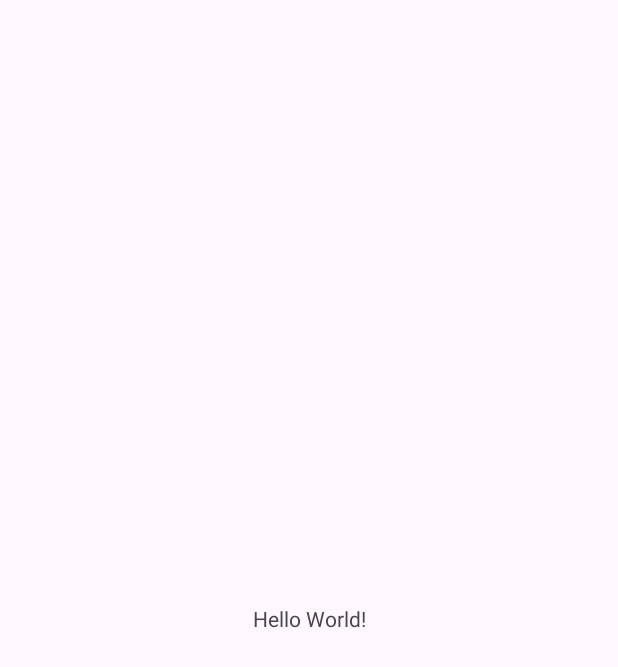
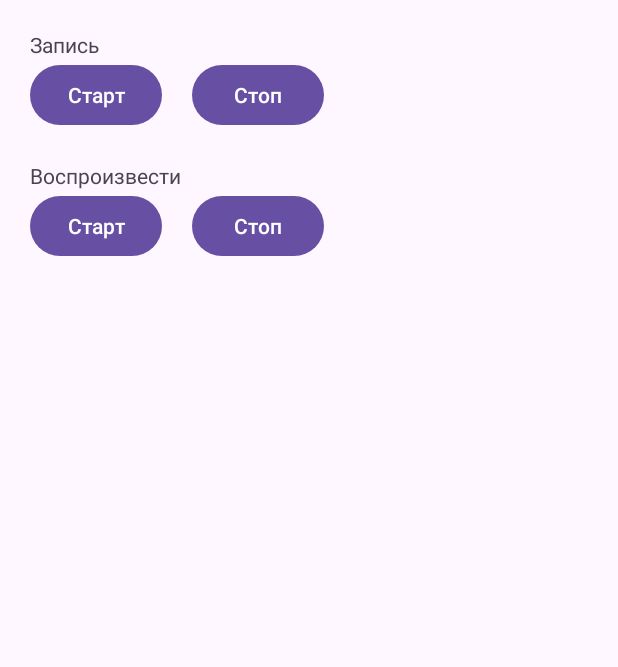
Before and after one commit to pokapachka/PR15_0103, an Android app: the screen it shows after launch (MainActivity), on a phone screen of 412 x 824 dp. Before the commit the part shown is almost empty. Shown: the top 667 px of the screen. Run offline under Robolectric (Android 15) with nearby library versions, the phone set to English and light mode, and no system bars.

Commit message:
Разработанный интерфейс главного окна. Фамилия

```diff
--- a/app/src/main/res/layout/activity_main.xml
+++ b/app/src/main/res/layout/activity_main.xml
@@ -7,13 +7,52 @@
     android:layout_height="match_parent"
     tools:context=".MainActivity">
 
-    <TextView
-        android:layout_width="wrap_content"
-        android:layout_height="wrap_content"
-        android:text="Hello World!"
-        app:layout_constraintBottom_toBottomOf="parent"
-        app:layout_constraintEnd_toEndOf="parent"
-        app:layout_constraintStart_toStartOf="parent"
-        app:layout_constraintTop_toTopOf="parent" />
+    <LinearLayout
+        android:layout_width="match_parent"
+        android:layout_height="match_parent"
+        android:padding="20dp"
+        android:orientation="vertical">
+        <TextView
+            android:layout_width="wrap_content"
+            android:layout_height="wrap_content"
+            android:text="Запись"/>
+        <LinearLayout
+            android:layout_width="match_parent"
+            android:layout_height="wrap_content">
+
+            <Button
+                android:layout_width="wrap_content"
+                android:layout_height="wrap_content"
+                android:layout_marginRight="20dp"
+                android:onClick="recordStart"
+                android:text="Старт" />
+            <Button
+                android:layout_width="wrap_content"
+                android:layout_height="wrap_content"
+                android:onClick="recordStop"
+                android:text="Стоп"/>
+        </LinearLayout>
+
+        <TextView
+            android:layout_width="wrap_content"
+            android:layout_height="wrap_content"
+            android:layout_marginTop="20dp"
+            android:text="Воспроизвести"/>
+        <LinearLayout
+            android:layout_width="match_parent"
+            android:layout_height="wrap_content">
+            <Button
+                android:layout_width="wrap_content"
+                android:layout_height="wrap_content"
+                android:onClick="playStart"
+                android:layout_marginRight="20dp"
+                android:text="Старт"/>
+            <Button
+                android:layout_width="wrap_content"
+                android:layout_height="wrap_content"
+                android:onClick="playStop"
+                android:text="Стоп"/>
+        </LinearLayout>
+    </LinearLayout>
 
 </androidx.constraintlayout.widget.ConstraintLayout>
```
